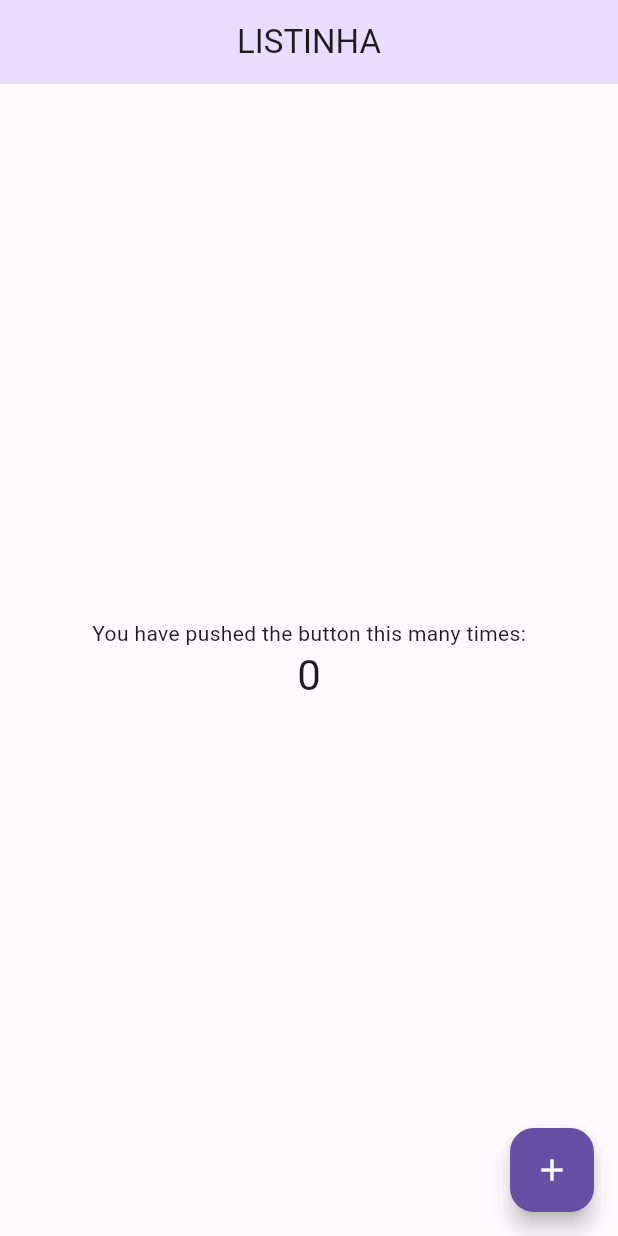
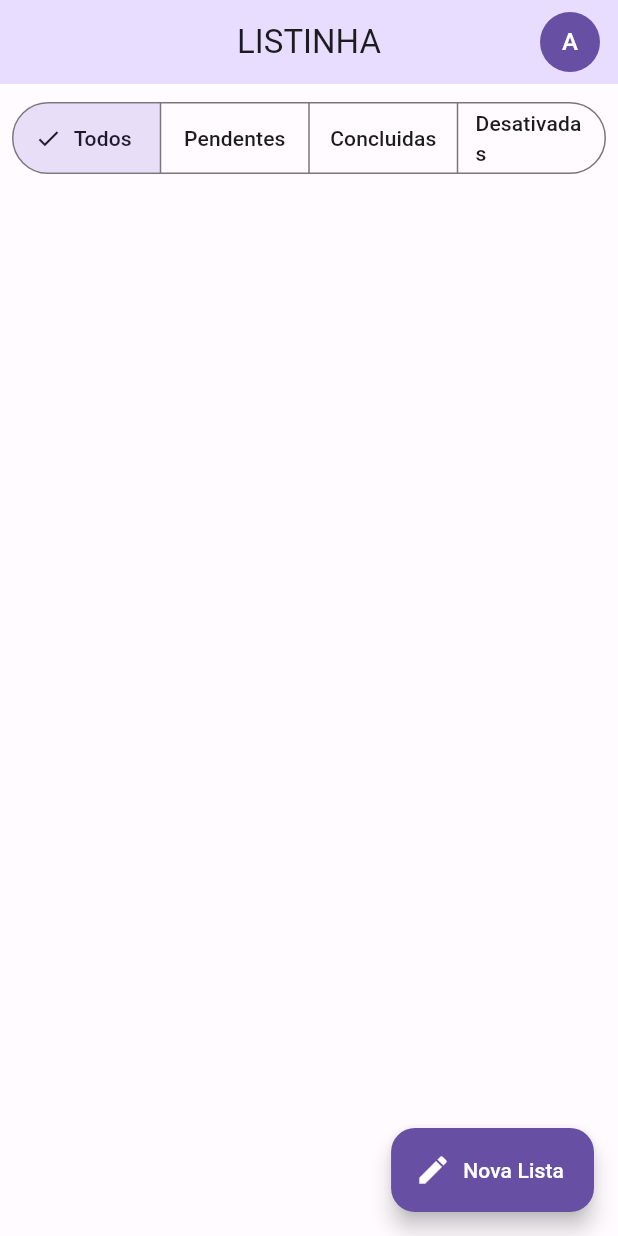
Before and after one commit to DanielErnany/listinha, a Flutter app: the screen it shows after launch, on a phone screen of 412 x 824 dp. Run offline on Flutter 3.47's test engine with Material 2 defaults, Android fonts, the phone set to English and light mode, and no system bars.

Commit message:
:sparkles: add tela de HomePage

```diff
--- a/app/lib/main.dart
+++ b/app/lib/main.dart
@@ -1,5 +1,6 @@
 import 'package:flutter/material.dart';
-import 'package:listinha/src/shared/themes/themes.dart';
+
+import 'src/app_widget.dart';
 
 void main() {
   runApp(const MyApp());
@@ -8,101 +9,8 @@ void main() {
 class MyApp extends StatelessWidget {
   const MyApp({super.key});
 
-  // This widget is the root of your application.
   @override
   Widget build(BuildContext context) {
-    return MaterialApp(
-      title: 'Flutter Demo',
-      debugShowCheckedModeBanner: false,
-      themeMode: ThemeMode.light,
-      theme: lightTheme,
-      darkTheme: darkTheme,
-      home: const MyHomePage(title: 'LISTINHA'),
-    );
+    return const AppWidget();
   }
 }
-
-class MyHomePage extends StatefulWidget {
-  const MyHomePage({super.key, required this.title});
-
-  // This widget is the home page of your application. It is stateful, meaning
-  // that it has a State object (defined below) that contains fields that affect
-  // how it looks.
-
-  // This class is the configuration for the state. It holds the values (in this
-  // case the title) provided by the parent (in this case the App widget) and
-  // used by the build method of the State. Fields in a Widget subclass are
-  // always marked "final".
-
-  final String title;
-
-  @override
-  State<MyHomePage> createState() => _MyHomePageState();
-}
-
-class _MyHomePageState extends State<MyHomePage> {
-  int _counter = 0;
-
-  void _incrementCounter() {
-    setState(() {
-      // This call to setState tells the Flutter framework that something has
-      // changed in this State, which causes it to rerun the build method below
-      // so that the display can reflect the updated values. If we changed
-      // _counter without calling setState(), then the build method would not be
-      // called again, and so nothing would appear to happen.
-      _counter++;
-    });
-  }
-
-  @override
-  Widget build(BuildContext context) {
-    // This method is rerun every time setState is called, for instance as done
-    // by the _incrementCounter method above.
-    //
-    // The Flutter framework has been optimized to make rerunning build methods
-    // fast, so that you can just rebuild anything that needs updating rather
-    // than having to individually change instances of widgets.
-    return Scaffold(
-      appBar: AppBar(
-        // Here we take the value from the MyHomePage object that was created by
-        // the App.build method, and use it to set our appbar title.
-        title: Text(widget.title),
-      ),
-      body: Center(
-        // Center is a layout widget. It takes a single child and positions it
-        // in the middle of the parent.
-        child: Column(
-          // Column is also a layout widget. It takes a list of children and
-          // arranges them vertically. By default, it sizes itself to fit its
-          // children horizontally, and tries to be as tall as its parent.
-          //
-          // Invoke "debug painting" (press "p" in the console, choose the
-          // "Toggle Debug Paint" action from the Flutter Inspector in Android
-          // Studio, or the "Toggle Debug Paint" command in Visual Studio Code)
-          // to see the wireframe for each widget.
-          //
-          // Column has various properties to control how it sizes itself and
-          // how it positions its children. Here we use mainAxisAlignment to
-          // center the children vertically; the main axis here is the vertical
-          // axis because Columns are vertical (the cross axis would be
-          // horizontal).
-          mainAxisAlignment: MainAxisAlignment.center,
-          children: <Widget>[
-            const Text(
-              'You have pushed the button this many times:',
-            ),
-            Text(
-              '$_counter',
-              style: Theme.of(context).textTheme.headlineMedium,
-            ),
-          ],
-        ),
-      ),
-      floatingActionButton: FloatingActionButton(
-        onPressed: _incrementCounter,
-        tooltip: 'Increment',
-        child: const Icon(Icons.add),
-      ), // This trailing comma makes auto-formatting nicer for build methods.
-    );
-  }
-}
--- /dev/null
+++ b/app/lib/src/app_widget.dart
@@ -0,0 +1,20 @@
+import 'package:flutter/material.dart';
+import 'package:listinha/src/home/home_page.dart';
+
+import 'shared/themes/themes.dart';
+
+class AppWidget extends StatelessWidget {
+  const AppWidget({Key? key}) : super(key: key);
+
+  @override
+  Widget build(BuildContext context) {
+    return MaterialApp(
+      title: 'Listinha',
+      debugShowCheckedModeBanner: false,
+      themeMode: ThemeMode.light,
+      theme: lightTheme,
+      darkTheme: darkTheme,
+      home: const HomePage(),
+    );
+  }
+}
--- /dev/null
+++ b/app/lib/src/home/home_page.dart
@@ -0,0 +1,62 @@
+import 'package:flutter/material.dart';
+import 'package:listinha/src/shared/widgets/user_image_button.dart';
+
+class HomePage extends StatefulWidget {
+  const HomePage({Key? key}) : super(key: key);
+
+  @override
+  State<HomePage> createState() => _HomePageState();
+}
+
+class _HomePageState extends State<HomePage> {
+  @override
+  Widget build(BuildContext context) {
+    return Scaffold(
+      appBar: AppBar(
+        title: const Text('LISTINHA'),
+        actions: const [
+          Padding(
+            padding: EdgeInsets.only(right: 12),
+            child: UserImageButton(),
+          ),
+        ],
+      ),
+      body: Center(
+        child: Column(
+          children: [
+            Padding(
+              padding: const EdgeInsets.all(8),
+              child: SegmentedButton<int>(
+                segments: const [
+                  ButtonSegment(
+                    value: 0,
+                    label: Text('Todos'),
+                  ),
+                  ButtonSegment(
+                    value: 1,
+                    label: Text('Pendentes'),
+                  ),
+                  ButtonSegment(
+                    value: 2,
+                    label: Text('Concluidas'),
+                  ),
+                  ButtonSegment(
+                    value: 3,
+                    label: Text('Desativadas'),
+                  ),
+                ],
+                selected: const {0},
+                onSelectionChanged: (values) {},
+              ),
+            ),
+          ],
+        ),
+      ),
+      floatingActionButton: FloatingActionButton.extended(
+        icon: const Icon(Icons.edit),
+        label: const Text('Nova Lista'),
+        onPressed: () {},
+      ),
+    );
+  }
+}
--- /dev/null
+++ b/app/lib/src/shared/widgets/user_image_button.dart
@@ -0,0 +1,16 @@
+import 'package:flutter/material.dart';
+
+class UserImageButton extends StatelessWidget {
+  const UserImageButton({Key? key}) : super(key: key);
+
+  @override
+  Widget build(BuildContext context) {
+    return GestureDetector(
+      child: CircleAvatar(
+        backgroundColor: Theme.of(context).primaryColor,
+        foregroundColor: Colors.white,
+        child: const Text('A'),
+      ),
+    );
+  }
+}
```
Also changed, not shown: app/pubspec.lock.
